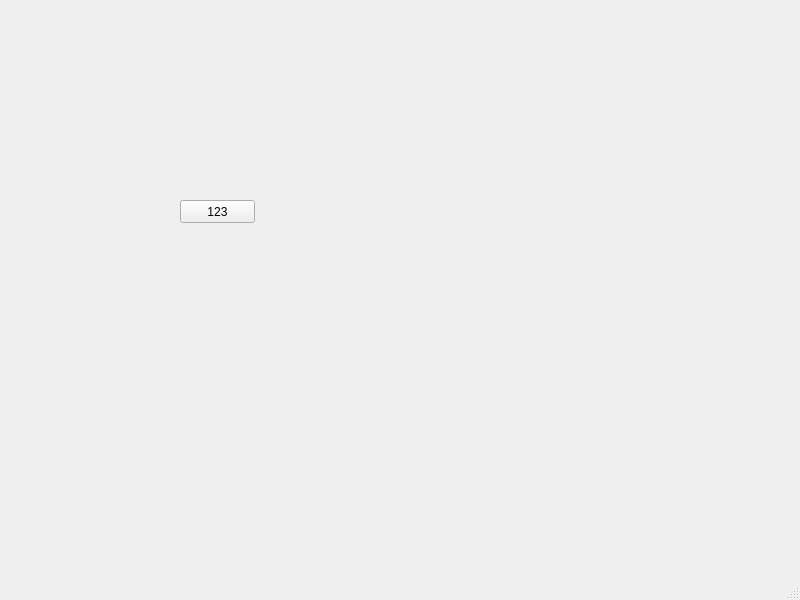
chiangryanNFU/MidtermAI, file mainwindow.ui: the form before one commit.
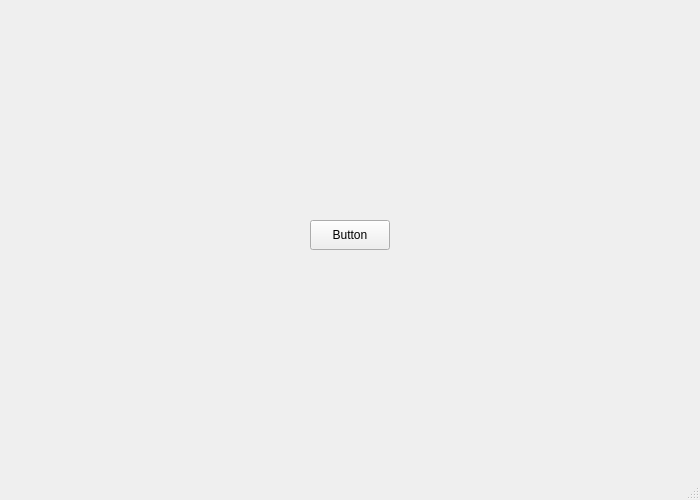
The form after the commit.

Commit message: Optimize window display: size, positioning, and arrangement

What changed in the file:
```diff
--- a/mainwindow.ui
+++ b/mainwindow.ui
@@ -6,8 +6,8 @@
    <rect>
     <x>0</x>
     <y>0</y>
-    <width>800</width>
-    <height>600</height>
+    <width>700</width>
+    <height>500</height>
    </rect>
   </property>
   <property name="windowTitle">
@@ -17,14 +17,14 @@
    <widget class="QPushButton" name="pushButton">
     <property name="geometry">
      <rect>
-      <x>180</x>
-      <y>200</y>
-      <width>75</width>
-      <height>23</height>
+      <x>310</x>
+      <y>220</y>
+      <width>80</width>
+      <height>30</height>
      </rect>
     </property>
     <property name="text">
-     <string>123</string>
+     <string>Button</string>
     </property>
    </widget>
   </widget>
```
Left out of the diff: 2 changed lines with no effect on the pictures. The commit also changes 1 other file.
